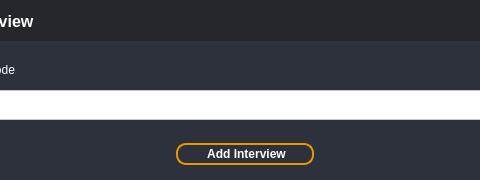
This is ClientSide/Clientaddinterview.ui in Ironhunter95/Artiviewer as Qt 5 draws it before an edit; both pictures show x 117 to 597 and y 0 to 180 of the 690 by 180 pixel window. The edited form follows.
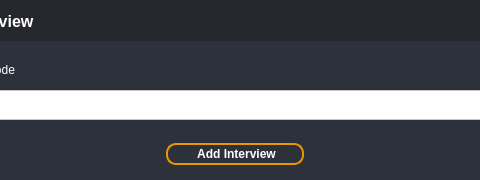
This is the edited form. Icons and pictures are not drawn.

Commit message: Modified code insertion, still incomplete

The edit to the form file:
```diff
--- a/ClientSide/Clientaddinterview.ui
+++ b/ClientSide/Clientaddinterview.ui
@@ -53,7 +53,7 @@
   <widget class="QPushButton" name="addInterviewButton">
    <property name="geometry">
     <rect>
-     <x>290</x>
+     <x>280</x>
      <y>140</y>
      <width>144</width>
      <height>28</height>
```
The commit also changes 1 other file.
